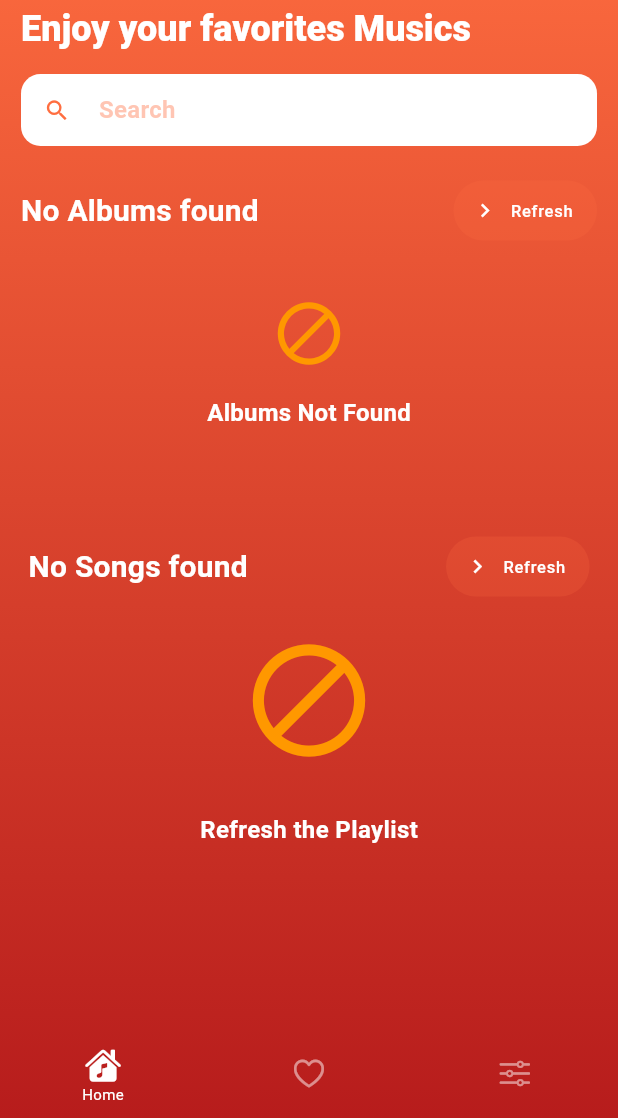
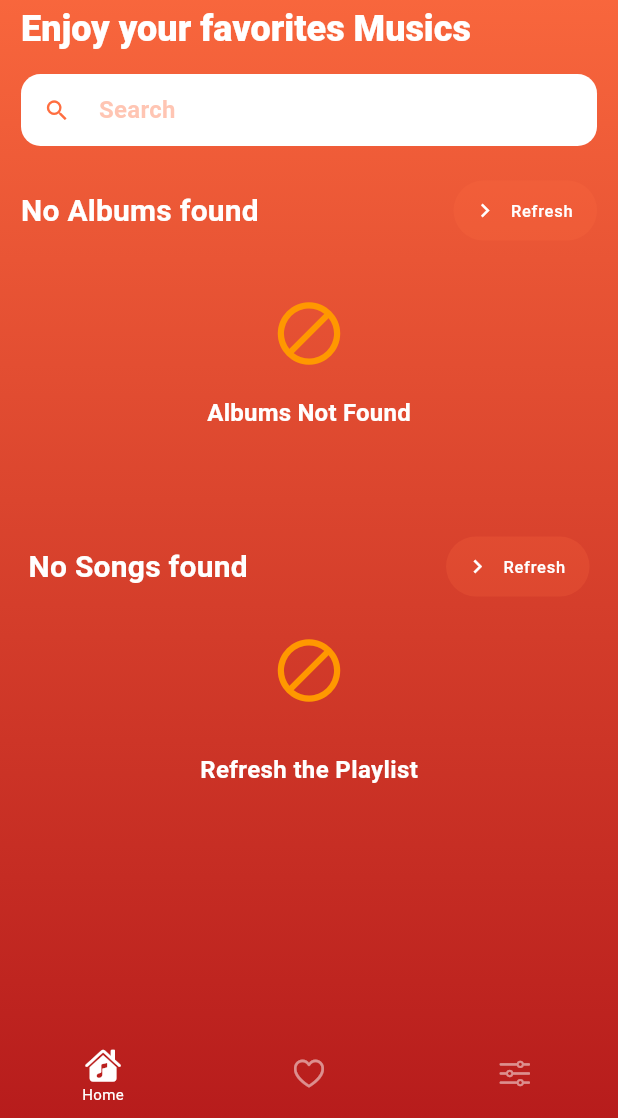
Before and after one commit to mlysiasnathan/musiking_apk, a Flutter app: the screen it shows after launch, on a phone screen of 412 x 824 dp, the part 118-1236 px from its top. Run offline on Flutter 3.47's test engine with Material 3 defaults, Android fonts, the phone set to English and light mode, and no system bars; our stand-ins replace just_audio, on_audio_query, rxdart, shared_preferences.

Commit message:
task : shift to grecom pc

```diff
--- a/lib/widgets/song/all_songs_widget.dart
+++ b/lib/widgets/song/all_songs_widget.dart
@@ -13,12 +13,16 @@ class AllSongsWgt extends StatelessWidget {
   @override
   Widget build(BuildContext context) {
     final ThemeData theme = Theme.of(context);
-    final songData = Provider.of<Songs>(context, listen: true);
+    final songData = Provider.of<Songs>(context, listen: false);
+    // songData.audioPlayer.currentIndexStream.listen((index) {
+    //   print('========================================$index');
+    //   index != null ? songData.setCurrentSong(index) : null;
+    // });
 
-    return Padding(
+    return Consumer<Songs>(
+      builder: (ctx, songData, _) => Padding(
         padding: const EdgeInsets.only(left: 19, right: 19, bottom: 8),
         child: songData.songs.isEmpty
-          // && songData.isSongsSaved
             ? Column(
                 crossAxisAlignment: CrossAxisAlignment.center,
                 mainAxisAlignment: MainAxisAlignment.center,
@@ -34,7 +38,7 @@ class AllSongsWgt extends StatelessWidget {
                   Icon(
                     Icons.do_not_disturb_alt,
                     color: theme.primaryColorLight,
-                  size: 90,
+                    size: 50,
                   ),
                   const SizedBox(height: 30),
                   const Text(
@@ -46,8 +50,7 @@ class AllSongsWgt extends StatelessWidget {
                   ),
                 ],
               )
-          : Consumer<Songs>(
-              builder: (ctx, songData, _) => Column(
+            : Column(
                 children: [
                   SectionHeader(
                     // showButton: false,
```
Also changed, not shown: 1 other file. Lines whose indentation alone changed are shown as unchanged.
